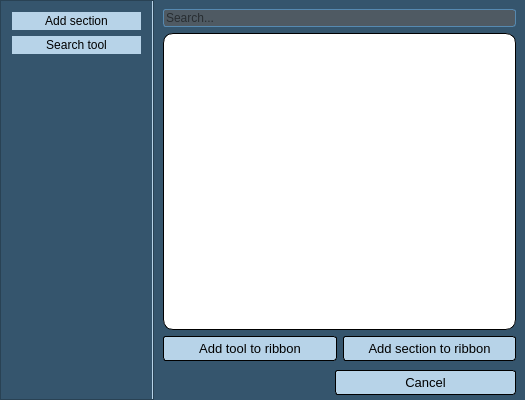
Old version of the form select_section_dialog.ui in the repository GIAPspzoo/GIAP_PolaMap_lite.
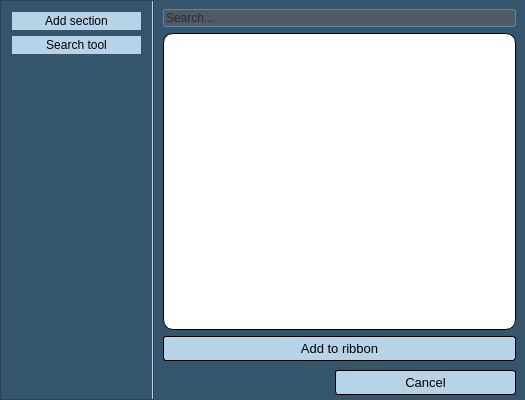
New version of the form. The open tabs and pages were chosen to show the change. Icons and pictures are not drawn. Custom widgets are drawn as their Qt base class.

Diff of the .ui file:
```diff
--- a/select_section_dialog.ui
+++ b/select_section_dialog.ui
@@ -677,29 +677,7 @@
             </font>
            </property>
            <property name="text">
-            <string>Add tool to ribbon</string>
-           </property>
-          </widget>
-         </item>
-         <item>
-          <widget class="QPushButton" name="addSection">
-           <property name="sizePolicy">
-            <sizepolicy hsizetype="Expanding" vsizetype="Fixed">
-             <horstretch>0</horstretch>
-             <verstretch>0</verstretch>
-            </sizepolicy>
-           </property>
-           <property name="font">
-            <font>
-             <family>Segoe UI</family>
-             <pointsize>10</pointsize>
-             <weight>50</weight>
-             <italic>false</italic>
-             <bold>false</bold>
-            </font>
-           </property>
-           <property name="text">
-            <string>Add section to ribbon</string>
+            <string>Add to ribbon</string>
            </property>
           </widget>
          </item>
```
Left out of the diff: 7 changed lines with no effect on the pictures.
